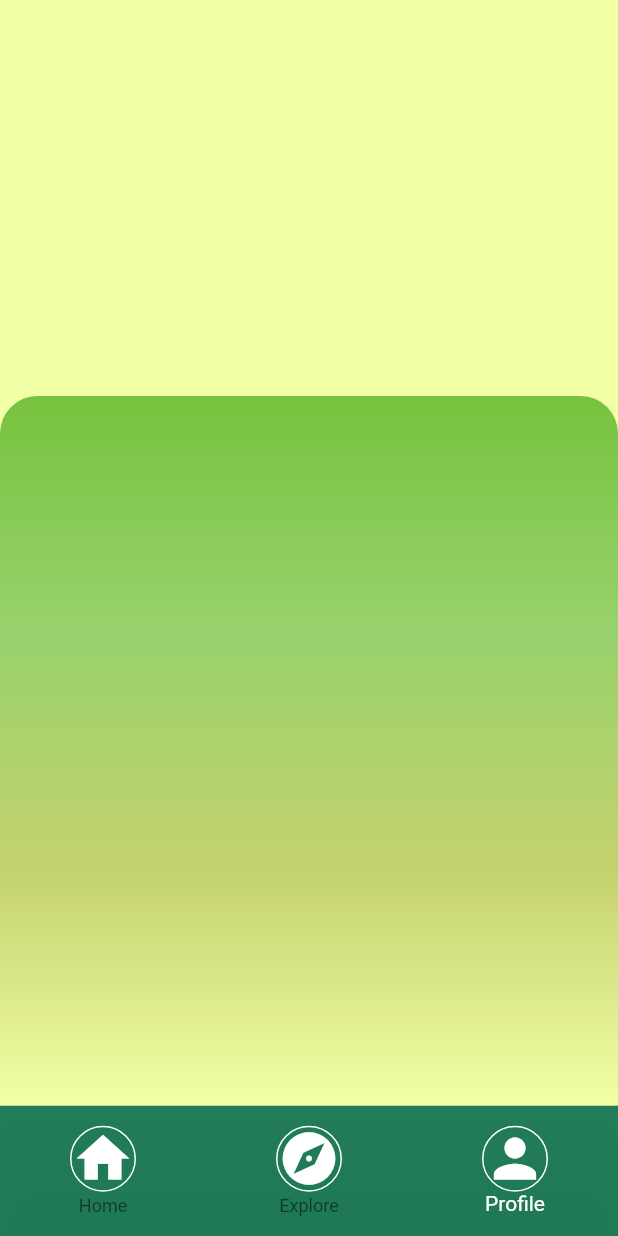
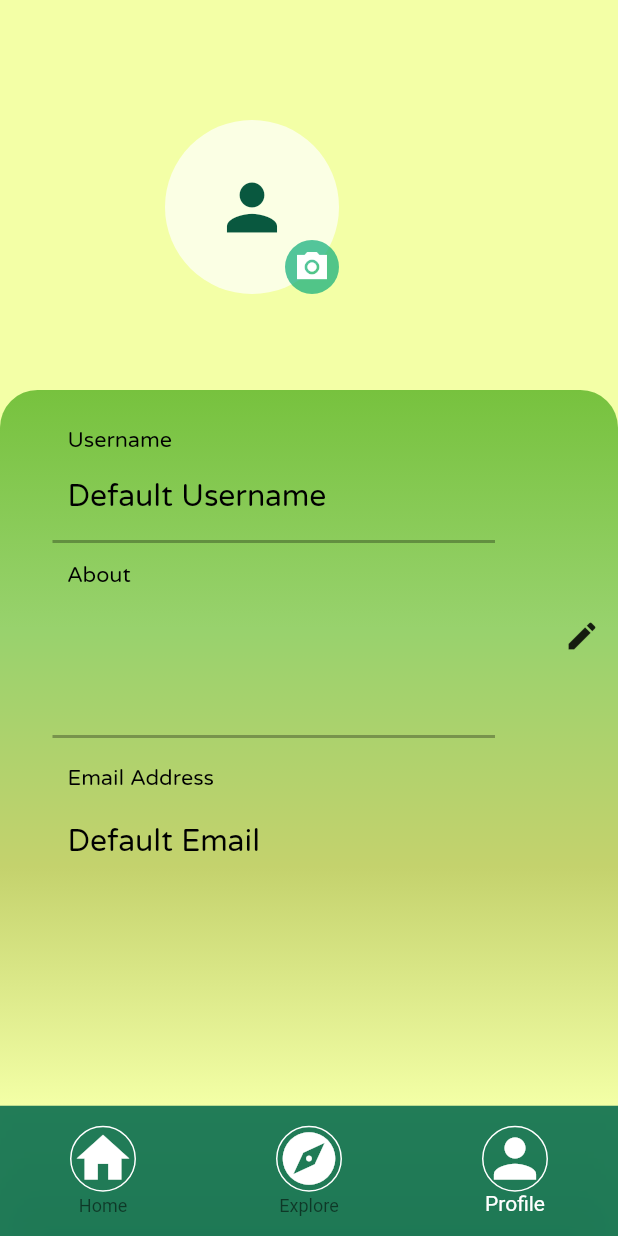
Before and after one commit to spellsharp/trasheroo, a Flutter app: the screen it shows after launch, item 3 of the bottom bar chosen, on a phone screen of 412 x 824 dp. Run offline on Flutter 3.47's test engine with Material 2 defaults, Android fonts, the phone set to English and light mode, and no system bars; our stand-ins replace dotted_border, drop_shadow, font_awesome_flutter, image_picker.

Commit message:
need to add camera

```diff
--- a/lib/profile.dart
+++ b/lib/profile.dart
@@ -1,5 +1,5 @@
 import 'package:flutter/material.dart';
-// import 'package:image_picker/image_picker.dart';
+import 'package:image_picker/image_picker.dart';
 
 class Profile extends StatefulWidget {
   const Profile({super.key});
@@ -8,6 +8,69 @@ class Profile extends StatefulWidget {
 }
 
 class ProfileState extends State<Profile> {
+  TextEditingController nameController = TextEditingController();
+  String about = '';
+  bool isEditing = false;
+  final int nameLimit = 70;
+
+  @override
+  void initState() {
+    super.initState();
+    nameController.text = about;
+  }
+
+  void toggleEdit() {
+    setState(() {
+      isEditing = !isEditing;
+      if (!isEditing) {
+        about = nameController.text;
+      }
+    });
+  }
+
+  Widget buildabout() {
+    if (isEditing) {
+      return Row(
+        children: [
+          Expanded(
+            child: TextField(
+              controller: nameController,
+              maxLength: nameLimit,
+              decoration: const InputDecoration(
+                hintText: 'About ',
+              ),
+            ),
+          ),
+          IconButton(
+            onPressed: toggleEdit,
+            icon: const Icon(Icons.done),
+          ),
+        ],
+      );
+    } else {
+      return Row(
+        children: [
+          Expanded(
+            child: Text(
+              about,
+              style: const TextStyle(
+                fontFamily: 'NTR',
+                color: Color.fromRGBO(0, 0, 0, 1),
+                fontSize: 25,
+                height: 1,
+                fontWeight: FontWeight.normal,
+              ),
+            ),
+          ),
+          IconButton(
+            onPressed: toggleEdit,
+            icon: const Icon(Icons.edit),
+          ),
+        ],
+      );
+    }
+  }
+
   @override
   Widget build(BuildContext context) {
     return Scaffold(
@@ -17,13 +80,39 @@ class ProfileState extends State<Profile> {
           Expanded(
             child: Stack(
               children: [
-
+                  Container(
+                    margin: const EdgeInsets.only(top: 80, left:110),
+                    child: Stack(
+                      children: const [
+                        CircleAvatar(
+                          radius: 58,
+                          backgroundColor: Colors.white70,
+                          child: Icon(Icons.person, size: 50),
+                        ),
                         Positioned(
-                    top: 264,
-                    left: 0,
-                    right: 0,
                           bottom: 0,
-                    child: Container(
+                          right:0,
+                          child: CircleAvatar(
+                            radius: 18,
+                            backgroundColor: Color(0xB30CAD7B),
+                            child: Icon(
+                              Icons.camera_alt_sharp,
+                              color: Colors.white,),
+                          ),
+                        ),
+                      ],
+                    ),
+                  ),
+                // Container(
+                //   margin: const EdgeInsets.only(top: 80, left:110),
+                //   child: const CircleAvatar(
+                //     radius: 72,
+                //     backgroundColor: Colors.white,
+                //     backgroundImage: AssetImage("assets/default.png"),
+                //   ),
+                // ),
+                Container(
+                  margin: const EdgeInsets.only(top: 260),
                   decoration: const BoxDecoration(
                     borderRadius: BorderRadius.only(
                       topLeft: Radius.circular(25.0),
@@ -41,6 +130,85 @@ class ProfileState extends State<Profile> {
                     ),
                   ),
                 ),
+                Container(
+                  margin: const EdgeInsets.only(top: 275, left: 45),
+                  child: const Text(
+                    'Username',
+                    style: TextStyle(
+                      fontFamily: 'NTR',
+                      color: Color.fromRGBO(0, 0, 0, 1),
+                      fontSize: 18,
+                      fontWeight: FontWeight.normal,
+                    ),
+                  ),
+                ),
+                Container(
+                  margin: const EdgeInsets.only(top: 305, left: 45),
+                  child: const Text(
+                    'Default Username', // backend
+                    style: TextStyle(
+                      fontFamily: 'NTR',
+                      color: Color.fromRGBO(0, 0, 0, 1),
+                      fontSize: 25,
+                      fontWeight: FontWeight.normal,
+                    ),
+                  ),
+                ),
+                Container(
+                  margin: const EdgeInsets.only(top: 360, left: 35),
+                  height: 2,
+                  width: 295,
+                  decoration: const BoxDecoration(
+                    color: Color.fromRGBO(0, 0, 0, 0.3),
+                  ),
+                ),
+                Container(
+                  margin: const EdgeInsets.only(top: 365, left: 45),
+                  child: const Text(
+                    'About',
+                    style: TextStyle(
+                      fontFamily: 'NTR',
+                      color: Color.fromRGBO(0, 0, 0, 1),
+                      fontSize: 18,
+                      fontWeight: FontWeight.normal,
+                    ),
+                  ),
+                ),
+                Container(
+                  margin: const EdgeInsets.only(top: 400, left: 45),
+                  child: buildabout(),
+                ),
+                Container(
+                  margin: const EdgeInsets.only(top: 490, left: 35),
+                  height: 2,
+                  width: 295,
+                  decoration: const BoxDecoration(
+                    color: Color.fromRGBO(0, 0, 0, 0.3),
+                  ),
+                ),
+                Container(
+                  margin: const EdgeInsets.only(top: 500, left: 45),
+                  child: const Text(
+                    'Email Address',
+                    style: TextStyle(
+                      fontFamily: 'NTR',
+                      color: Color.fromRGBO(0, 0, 0, 1),
+                      fontSize: 18,
+                      fontWeight: FontWeight.normal,
+                    ),
+                  ),
+                ),
+                Container(
+                  margin: const EdgeInsets.only(top: 535, left: 45),
+                  child: const Text(
+                    'Default Email',
+                    style: TextStyle(
+                      fontFamily: 'NTR',
+                      color: Color.fromRGBO(0, 0, 0, 1),
+                      fontSize: 25,
+                      fontWeight: FontWeight.normal,
+                    ),
+                  ),
                 ),
               ],
             ),
--- a/pubspec.yaml
+++ b/pubspec.yaml
@@ -67,6 +67,7 @@ flutter:
   assets:
     - assets/Logo.png
     - assets/ByteForge.png
+    - assets/default.png
   fonts:
     - family: NTR
       fonts:
```
Also changed, not shown: assets/default.png (added). Lines whose indentation alone changed are shown as unchanged.
